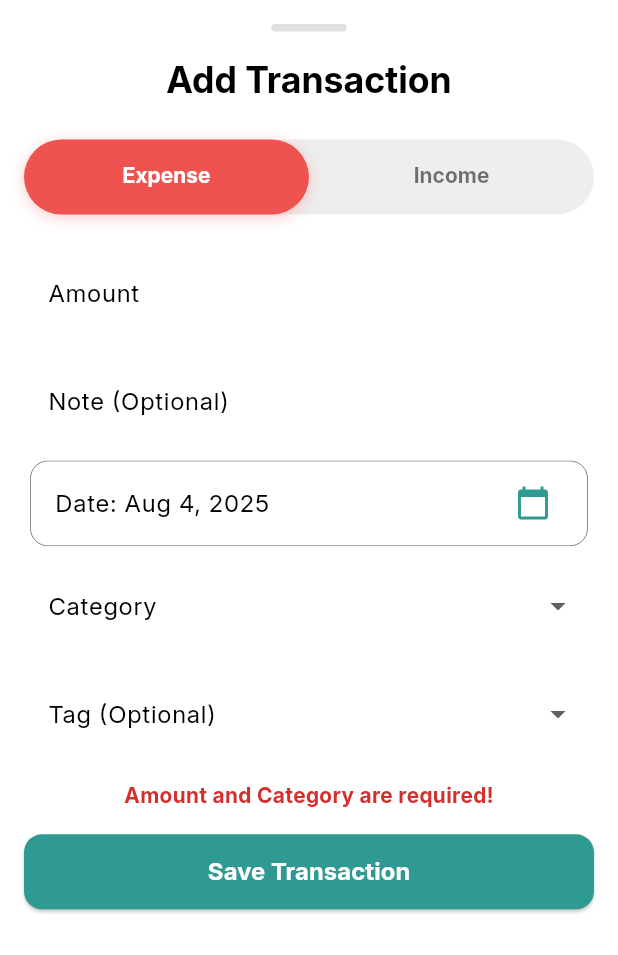
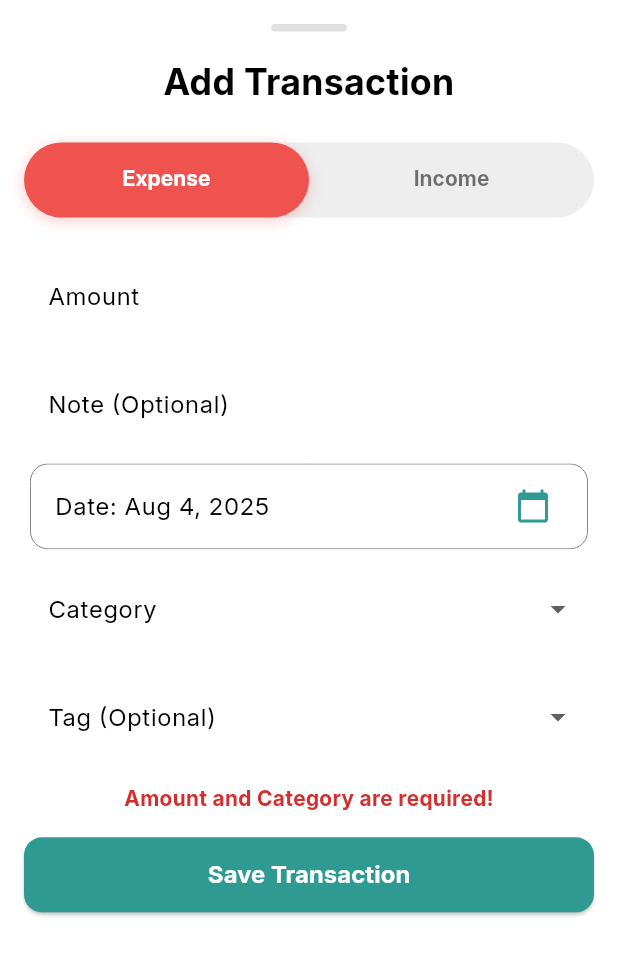
Before and after one commit to OmarAfifi-CSE/FinFlow, a Flutter app: the AddExpenseSheet widget shown alone on an empty page, opened directly, after a tap on "Save Transaction", on a phone screen of 412 x 824 dp. Shown: the top 955 px of the screen. Run offline on Flutter 3.47's test engine with Material 3 defaults, Android fonts, the phone set to English and light mode, and no system bars; our stand-ins replace connectivity_plus, flutter_svg, go_router, shared_preferences, supabase_flutter; accounts and stored records are empty.

Commit message:
Refactor add expense sheet

```diff
--- a/lib/screens/add_expense_sheet.dart
+++ b/lib/screens/add_expense_sheet.dart
@@ -4,9 +4,9 @@ import 'package:intl/intl.dart';
 import 'package:uuid/uuid.dart';
 
 import '../models/expense.dart';
-import '../models/expense_category.dart';
-import '../models/tag.dart';
 import '../providers/expense_provider.dart';
+import '../styling/app_colors.dart';
+import '../styling/app_text_styles.dart';
 import '../utils/app_constants.dart';
 
 const uuid = Uuid();
@@ -14,7 +14,7 @@ const uuid = Uuid();
 class AddExpenseSheet extends StatefulWidget {
   final Expense? expense;
 
-  const AddExpenseSheet({Key? key, this.expense}) : super(key: key);
+  const AddExpenseSheet({super.key, this.expense});
 
   @override
   _AddExpenseSheetState createState() => _AddExpenseSheetState();
@@ -174,11 +174,12 @@ class _AddExpenseSheetState extends State<AddExpenseSheet>
 
   @override
   Widget build(BuildContext context) {
-    return Padding(
+    return SafeArea(
+      child: Padding(
         padding: EdgeInsets.only(
+          top: 16,
           left: 16,
           right: 16,
-        top: 16,
           bottom: MediaQuery.of(context).viewInsets.bottom + 16,
         ),
         child: SingleChildScrollView(
@@ -200,9 +201,10 @@ class _AddExpenseSheetState extends State<AddExpenseSheet>
               Text(
                 widget.expense == null ? 'Add Transaction' : 'Edit Transaction',
                 textAlign: TextAlign.center,
-              style: Theme.of(
-                context,
-              ).textTheme.headlineSmall?.copyWith(fontWeight: FontWeight.bold),
+                style: AppTextStyles.blackTextStyle.copyWith(
+                  fontSize: 24,
+                  fontWeight: FontWeight.bold,
+                ),
               ),
               const SizedBox(height: 24),
               buildTransactionTypeToggle(),
@@ -283,6 +285,7 @@ class _AddExpenseSheetState extends State<AddExpenseSheet>
             ],
           ),
         ),
+      ),
     );
   }
 
@@ -304,7 +307,7 @@ class _AddExpenseSheetState extends State<AddExpenseSheet>
           color: indicatorColor,
           boxShadow: [
             BoxShadow(
-              color: indicatorColor.withOpacity(0.3),
+              color: indicatorColor.withAlpha(77),
               blurRadius: 8,
               offset: const Offset(0, 2),
             ),
@@ -312,7 +315,7 @@ class _AddExpenseSheetState extends State<AddExpenseSheet>
         ),
         indicatorSize: TabBarIndicatorSize.tab,
         splashFactory: NoSplash.splashFactory,
-        overlayColor: MaterialStateProperty.all(Colors.transparent),
+        overlayColor: WidgetStateProperty.all(Colors.transparent),
         labelColor: Colors.white,
         labelStyle: const TextStyle(fontWeight: FontWeight.bold),
         unselectedLabelColor: Colors.black54,
@@ -357,7 +360,7 @@ class _AddExpenseSheetState extends State<AddExpenseSheet>
           final DateTime? picked = await showDatePicker(
             context: context,
             initialDate: selectedDate,
-            firstDate: DateTime(2000),
+            firstDate: DateTime(1950),
             lastDate: DateTime(2100),
           );
           if (picked != null && picked != selectedDate) {
@@ -452,6 +455,8 @@ class _AddExpenseSheetState extends State<AddExpenseSheet>
     return Consumer<ExpenseProvider>(
       builder: (context, consumerProvider, child) {
         return DropdownButtonFormField<String>(
+          menuMaxHeight: MediaQuery.of(context).size.height * 0.5,
+          borderRadius: BorderRadius.circular(12),
           value: _selectedCategoryId,
           onChanged: (newValue) {
             if (newValue == 'New') {
@@ -473,16 +478,40 @@ class _AddExpenseSheetState extends State<AddExpenseSheet>
               consumerProvider.categories.map<DropdownMenuItem<String>>((
                 category,
               ) {
+                final formattedName = toTitleCase(category.name);
+                final IconData icon =
+                    categoryIcons[formattedName] ?? Icons.category;
+                final CategoryTheme theme =
+                    categoryThemes[formattedName] ??
+                    defaultCategoryThemes[category.name.hashCode %
+                        defaultCategoryThemes.length];
+
                 return DropdownMenuItem<String>(
                   value: category.id,
-                  child: Text(category.name),
+                  child: Row(
+                    children: [
+                      CircleAvatar(
+                        radius: 14,
+                        backgroundColor: theme.backgroundColor,
+                        child: Icon(icon, color: theme.color, size: 16),
+                      ),
+                      const SizedBox(width: 12),
+                      Text(category.name, style: TextStyle(color: theme.color)),
+                    ],
+                  ),
                 );
               }).toList()..add(
                 const DropdownMenuItem(
                   value: "New",
-                  child: Text(
-                    "＋ Add New Category",
+                  child: Row(
+                    children: [
+                      Icon(Icons.add, color: Color(0xFF2E9A91)),
+                      SizedBox(width: 12),
+                      Text(
+                        "Add New Category",
                         style: TextStyle(color: Color(0xFF2E9A91)),
+                      ),
+                    ],
                   ),
                 ),
               ),
@@ -500,6 +529,8 @@ class _AddExpenseSheetState extends State<AddExpenseSheet>
     return Consumer<ExpenseProvider>(
       builder: (context, consumerProvider, child) {
         return DropdownButtonFormField<String?>(
+          menuMaxHeight: MediaQuery.of(context).size.height * 0.5,
+          borderRadius: BorderRadius.circular(12),
           value: _selectedTagId,
           onChanged: (newValue) {
             if (newValue == 'New') {
@@ -521,14 +552,26 @@ class _AddExpenseSheetState extends State<AddExpenseSheet>
               consumerProvider.tags.map<DropdownMenuItem<String?>>((tag) {
                 return DropdownMenuItem<String?>(
                   value: tag.id,
-                  child: Text(tag.name),
+                  child: Row(
+                    children: [
+                      Icon(Icons.tag, color: AppColors.primaryColor, size: 20),
+                      const SizedBox(width: 12),
+                      Text(tag.name),
+                    ],
+                  ),
                 );
               }).toList()..add(
                 const DropdownMenuItem(
                   value: "New",
-                  child: Text(
-                    "＋ Add New Tag",
+                  child: Row(
+                    children: [
+                      Icon(Icons.add, color: Color(0xFF2E9A91)),
+                      SizedBox(width: 12),
+                      Text(
+                        "Add New Tag",
                         style: TextStyle(color: Color(0xFF2E9A91)),
+                      ),
+                    ],
                   ),
                 ),
               ),
```
Also changed, not shown: lib/screens/home_screen.dart (+25 -9 lines), lib/screens/main_screen.dart (+5 -9 lines). Lines whose indentation alone changed are shown as unchanged.
